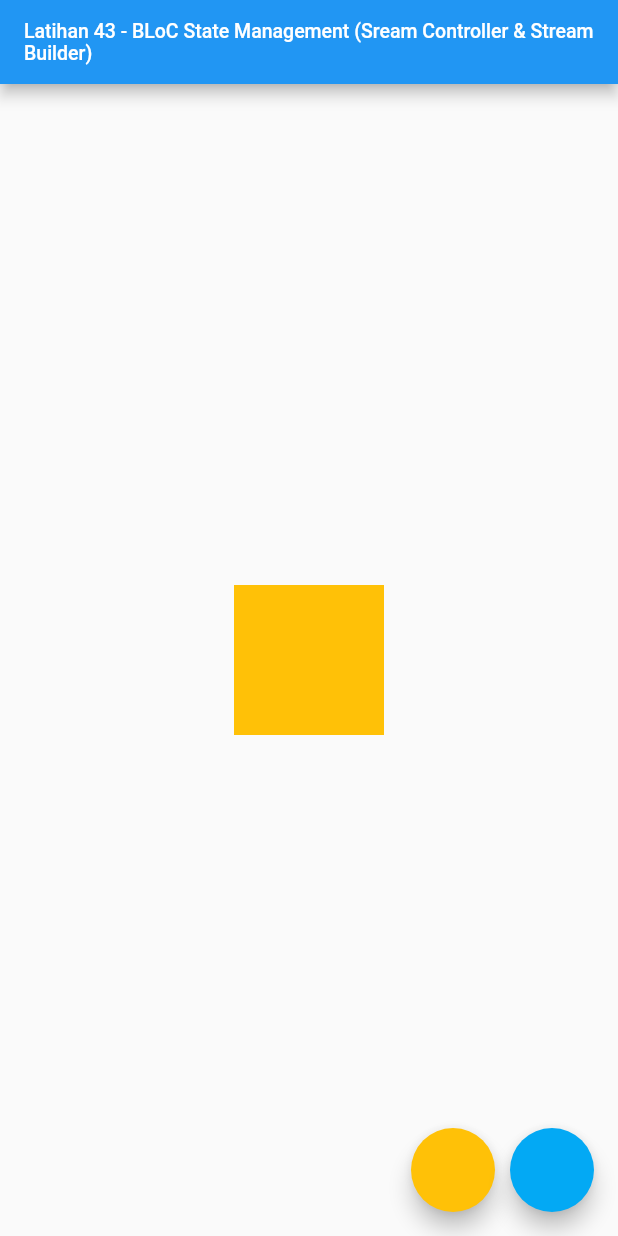
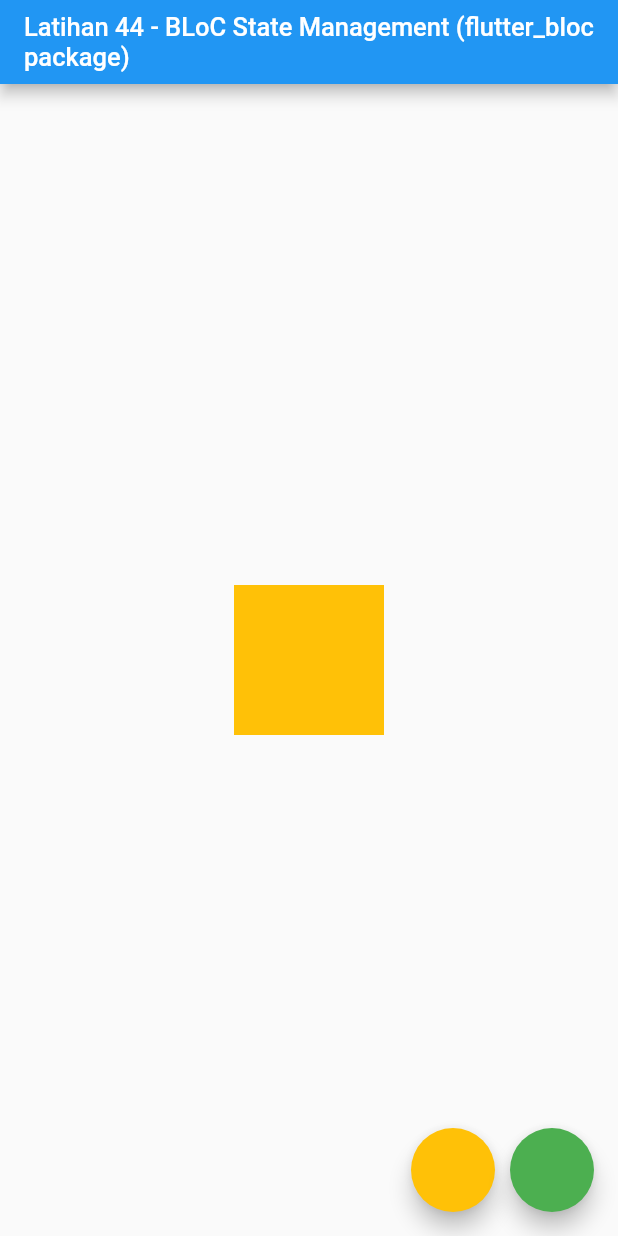
Before and after one commit to dodichakill/latihan_flutter_ku, a Flutter app: the screen it shows after launch, on a phone screen of 412 x 824 dp. Run offline on Flutter 3.47's test engine with Material 2 defaults, Android fonts, the phone set to English and light mode, and no system bars; our stand-ins replace bloc, flutter_bloc.

Commit message:
Latihan 44 - BLoC State Management (flutter_bloc package)

```diff
--- a/lib/color_bloc.dart
+++ b/lib/color_bloc.dart
@@ -1,34 +1,20 @@
+import 'package:bloc/bloc.dart';
 import 'package:flutter/material.dart';
-import 'dart:async';
 
-enum ColorEvent { to_amber, to_light_blue }
+enum ColorEvent { to_amber, to_green }
 
-class ColorBloc {
-  Color _color = Colors.amber; //nilai default
+class ColorBloc extends Bloc<ColorEvent, Color> {
+  Color _color = Colors.amber;
 
-  StreamController<ColorEvent> _eventController =
-      StreamController<ColorEvent>();
-  StreamSink<ColorEvent> get eventSink => _eventController.sink;
+  @override
+  Color get initialState => Colors.amber;
 
-  StreamController<Color> _stateController = StreamController<Color>();
-  StreamSink<Color> get _stateSink => _stateController.sink;
-  Stream<Color> get stateStream => _stateController.stream;
-
-  void _mapEventToState(ColorEvent colorEvent) {
-    if (colorEvent == ColorEvent.to_amber)
-      _color = Colors.amber;
-    else
-      _color = Colors.lightBlue;
-
-    _stateSink.add(_color);
-  }
-
-  ColorBloc() {
-    _eventController.stream.listen(_mapEventToState);
-  }
-
-  void dispose() {
-    _eventController.close();
-    _stateController.close();
+  @override
+  Stream<Color> mapEventToState(ColorEvent event) async* {
+    //mapEventToState berfungsi untuk memaping suatu state berdasarkan event
+    _color = (event == ColorEvent.to_amber) ? Colors.amber : Colors.green;
+    yield _color;
   }
 }
+
+//dengan menggunakan package bloc kita bisa menuliskan kodenya lebih ringkas seperti diatas
--- a/lib/main.dart
+++ b/lib/main.dart
@@ -1,66 +1,113 @@
-// Latihan 43 - BLoC State Management (Sream Controller & Stream Builder)
+// Latihan 44 - BLoC State Management (flutter_bloc package)
 // tutorial dibawah ini tanpa library (BLoC plain)
 
 import 'package:flutter/material.dart';
+import 'package:flutter_bloc/flutter_bloc.dart';
 import 'package:latihan_flutter_ku/color_bloc.dart';
 
 void main() => runApp(MyApp());
 
-class MyApp extends StatefulWidget {
-  @override
-  _MyAppState createState() => _MyAppState();
-}
+// dibawah ini contoh tanpa penerapan Bloc State management
 
-class _MyAppState extends State<MyApp> {
-  ColorBloc bloc = ColorBloc();
-  @override
-  void dispose() {
-    bloc.dispose();
-    super.dispose();
-  }
+// class MyApp extends StatelessWidget {
+//   @override
+//   Widget build(BuildContext context) {
+//     return MaterialApp(
+//       home: MainPage(),
+//     );
+//   }
+// }
 
+// class MainPage extends StatelessWidget {
+//   @override
+//   Widget build(BuildContext context) {
+//     return Scaffold(
+//       floatingActionButton: Row(
+//         mainAxisAlignment: MainAxisAlignment.end,
+//         children: [
+//           FloatingActionButton(
+//             onPressed: () {},
+//             backgroundColor: Colors.amber,
+//           ),
+//           SizedBox(
+//             width: 10,
+//           ),
+//           FloatingActionButton(
+//             onPressed: () {},
+//             backgroundColor: Colors.green,
+//           ),
+//         ],
+//       ),
+//       appBar: AppBar(
+//         title:
+//             Text('Latihan 44 - BLoC State Management (flutter_bloc package)'),
+//       ),
+//       body: Center(
+//         child: AnimatedContainer(
+//           width: 100,
+//           height: 100,
+//           color: Colors.amber,
+//           duration: Duration(milliseconds: 500),
+//         ),
+//       ),
+//     );
+//   }
+// }
+
+// dibawah ini contoh dengan penerapan Bloc State management
+
+class MyApp extends StatelessWidget {
   @override
   Widget build(BuildContext context) {
     return MaterialApp(
-      home: Scaffold(
+      home: BlocProvider<ColorBloc>(
+          builder: (context) => ColorBloc(), child: MainPage()),
+    );
+  }
+}
+
+class MainPage extends StatelessWidget {
+  @override
+  Widget build(BuildContext context) {
+    ColorBloc bloc = BlocProvider.of<ColorBloc>(context);
+
+    return Scaffold(
       floatingActionButton: Row(
         mainAxisAlignment: MainAxisAlignment.end,
         children: [
           FloatingActionButton(
+            onPressed: () {
+              bloc.dispatch(ColorEvent.to_amber);
+            },
             backgroundColor: Colors.amber,
-                onPressed: () {
-                  bloc.eventSink.add(ColorEvent.to_amber);
-                }),
+          ),
           SizedBox(
             width: 10,
           ),
           FloatingActionButton(
-                backgroundColor: Colors.lightBlue,
             onPressed: () {
-                  bloc.eventSink.add(ColorEvent.to_light_blue);
-                }),
+              bloc.dispatch(ColorEvent.to_green);
+            },
+            backgroundColor: Colors.green,
+          ),
         ],
       ),
       appBar: AppBar(
         title: Text(
-            'Latihan 43 - BLoC State Management (Sream Controller & Stream Builder)',
+          'Latihan 44 - BLoC State Management (flutter_bloc package)',
           maxLines: 3,
-            style: TextStyle(fontSize: 13),
+          style: TextStyle(fontSize: 17),
         ),
       ),
       body: Center(
-            child: StreamBuilder(
-          stream: bloc.stateStream,
-          initialData: Colors.amber,
-          builder: (context, snapshot) {
-            return AnimatedContainer(
+        child: BlocBuilder<ColorBloc, Color>(
+          builder: (context, currentColor) => AnimatedContainer(
             width: 100,
             height: 100,
-              color: snapshot.data,
+            color: currentColor,
             duration: Duration(milliseconds: 500),
-            );
-          },
-        )),
+          ),
+        ),
       ),
     );
   }
@@ -68,5 +115,5 @@ class _MyAppState extends State<MyApp> {
 
 // penjelasan singkat
 // ----------------
-// BLoC (Bussiness Logic Component) State Management
-// diatas merupakan contoh penerapannya secara plain/native (tanpa library)
+// BLoC (Bussiness Logic Component) State Management, pada kali ini kita menggunakan library dari flutter_bloc dan pastikan itu sudah terdaftar pada pubspec.yaml
+// jika project ini error saat dirun itu berarti Flutter SDKnya versi 2.x.x untuk mengatasinya anda perlu mendowngrade menjadi versi 1.x.x
--- a/pubspec.yaml
+++ b/pubspec.yaml
@@ -24,7 +24,7 @@ dependencies:
   flutter:
     sdk: flutter
   cupertino_icons: ^1.0.0
-  provider: ^3.0.0+1
+  flutter_bloc: ^0.20.1
 
 dev_dependencies:
   flutter_test:
```
Also changed, not shown: pubspec.lock. Lines whose indentation alone changed are shown as unchanged.
